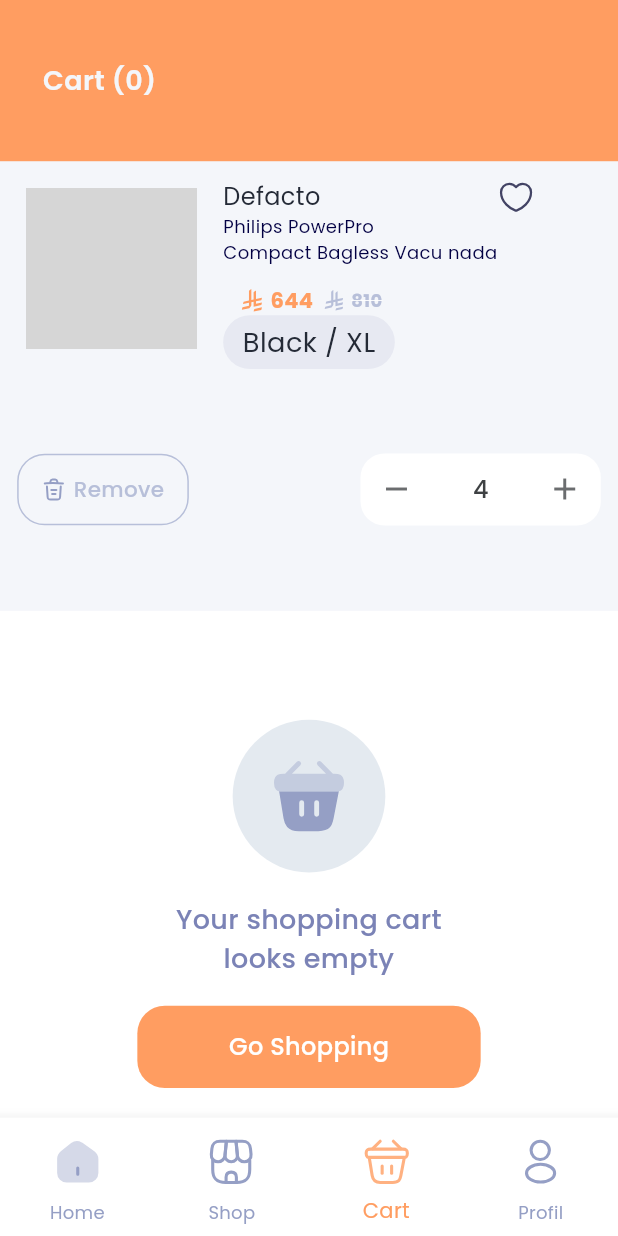
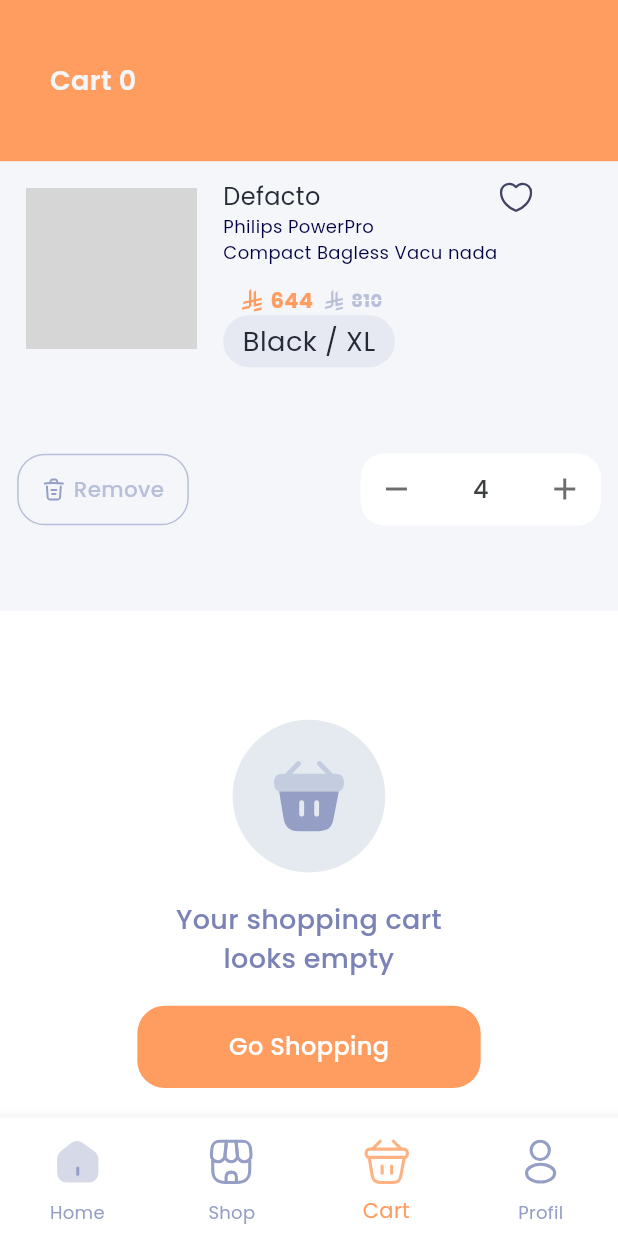
Before and after one commit to nada1521/prize_app, a Flutter app: the BottomNavBar screen opened by its route, item 3 of the bottom bar chosen, on a phone screen of 412 x 824 dp. Run offline on Flutter 3.47's test engine with Material 3 defaults, Android fonts, the phone set to English and light mode, and no system bars; our stand-ins replace bloc, cached_network_image, chips_choice, country_code_picker, dartz, dio and 24 more; missing offline and left inert: flutter_cached_pdfview, internet_state_manager, requests_inspector; accounts and stored records are empty; network calls fail; project files that could hold a hidden picture were left out; grey boxes are pictures that could not be loaded.

Commit message:
cart screen localization

```diff
--- a/lib/features/cart/views/screens/cart_screen.dart
+++ b/lib/features/cart/views/screens/cart_screen.dart
@@ -1,11 +1,10 @@
+import 'package:easy_localization/easy_localization.dart';
 import 'package:flutter/material.dart';
 import 'package:flutter_screenutil/flutter_screenutil.dart';
-import 'package:prize/core/utils/constants.dart';
+import 'package:prize/core/utils/generated/tr_locale_keys.g.dart';
 import 'package:prize/core/widgets/orange_appbar_widget.dart';
 import 'package:prize/features/cart/views/widgets/empty_shopping_cart_widget.dart';
 import 'package:prize/features/cart/views/widgets/show_cart_products_widget.dart';
-import 'package:prize/features/complete_profile/view/widgets/product/build_products_grid.dart';
-import 'package:prize/features/complete_profile/wishlist/view/widgets/empty_sport_wishlist_widget.dart';
 import 'package:prize/features/home/view/widgets/appbar/home_features_appbar.dart';
 import 'package:prize/features/home/view/widgets/mothers_day_gifts/all_mothers_day_gifts_widget.dart';
 
@@ -17,7 +16,7 @@
     return CustomScrollView(
       slivers: [
         OrangeAppbarWidget(
-          title: "Cart (${"0"})",
+          title: " ${LocaleKeys.cart_screen_cart_title.tr()} 0 ",
           showBackButton: false,
         ),
         SliverToBoxAdapter(
@@ -27,7 +26,8 @@
           child: EmptyShoppingCartWidget(),
         ),
         SliverToBoxAdapter(
-          child: HomeFeaturesAppbar(featureLable: "Recently viewed"),
+          child: HomeFeaturesAppbar(
+              featureLable: LocaleKeys.cart_screen_recently_viewed.tr()),
         ),
         SliverToBoxAdapter(
           child: SizedBox(
@@ -40,7 +40,8 @@
           ),
         ),
         SliverToBoxAdapter(
-          child: HomeFeaturesAppbar(featureLable: "Birthday gifts"),
+          child: HomeFeaturesAppbar(
+              featureLable: LocaleKeys.cart_screen_birthday_gifts.tr()),
         ),
         SliverToBoxAdapter(
           child: SizedBox(
--- a/lib/features/cart/views/widgets/empty_shopping_cart_widget.dart
+++ b/lib/features/cart/views/widgets/empty_shopping_cart_widget.dart
@@ -1,11 +1,12 @@
+import 'package:easy_localization/easy_localization.dart';
 import 'package:flutter/material.dart';
 import 'package:flutter_screenutil/flutter_screenutil.dart';
 import 'package:flutter_svg/svg.dart';
 import 'package:prize/core/constant/app_svgs.dart';
+import 'package:prize/core/utils/generated/tr_locale_keys.g.dart';
 import 'package:prize/core/utils/helper/navigation/push_to.dart';
 import 'package:prize/core/utils/helper/spacing.dart';
 import 'package:prize/core/utils/resources/app_text_styles.dart';
-import 'package:prize/core/utils/resources/app_theme_text_styles.dart';
 import 'package:prize/core/utils/resources/app_widget_color.dart';
 import 'package:prize/features/complete_profile/wishlist/view/screens/sport_wishlsit_add_items.dart';
 import 'package:prize/features/onboarding/view/widgets/app_submit_button.dart';
@@ -37,7 +38,7 @@
           ),
           verticalSpace(15),
           Text(
-            'Your shopping cart looks empty',
+            LocaleKeys.cart_screen_shopping_cart.tr(),
             style: AppTextStyles.bodyTitle18w400TextStyle(context).copyWith(
               fontWeight: FontWeight.w500,
             ),
@@ -48,7 +49,7 @@
             onTap: () {
               AppNavigator.pushSlideX(context, SportWishlsitAddItems());
             },
-            title: "Go Shopping",
+            title: LocaleKeys.cart_screen_shopping_title_button.tr(),
           )
         ],
       ),
--- a/lib/features/cart/views/widgets/show_cart_products_widget.dart
+++ b/lib/features/cart/views/widgets/show_cart_products_widget.dart
@@ -1,8 +1,10 @@
+import 'package:easy_localization/easy_localization.dart';
 import 'package:flutter/material.dart';
 import 'package:flutter_screenutil/flutter_screenutil.dart';
 import 'package:flutter_svg/svg.dart';
 import 'package:prize/core/constant/app_svgs.dart';
 import 'package:prize/core/utils/constants.dart';
+import 'package:prize/core/utils/generated/tr_locale_keys.g.dart';
 import 'package:prize/core/utils/helper/spacing.dart';
 import 'package:prize/core/utils/resources/app_colors.dart';
 import 'package:prize/core/utils/resources/app_text_styles.dart';
@@ -58,7 +60,7 @@
                     ),
 
                     Container(
-                      height: 30.h,
+                      height: 29.h,
                       width: 100.w,
                       decoration: BoxDecoration(
                           color:
@@ -75,7 +77,9 @@
                   ],
                 ),
                 InkWell(
-                  child: SvgPicture.asset(AppSvgs.heart),
+                  child: SvgPicture.asset(
+                    AppSvgs.heart,
+                  ),
                 ),
               ],
             ),
@@ -87,7 +91,7 @@
                   height: 40.h,
                   width: 100.w,
                   onTap: () {},
-                  title: "Remove",
+                  title: LocaleKeys.cart_screen_remove.tr(),
                   icon: SvgPicture.asset(AppSvgs.removeTrash),
                   border: GlobalAppWidgetsStyles.containerPeriwinkleBoxBorder(
                       context),
```
Also changed, not shown: assets/translations/ar.json (+9 -0 lines), assets/translations/en.json (+8 -0 lines), lib/core/utils/generated/tr_locale_keys.g.dart.
